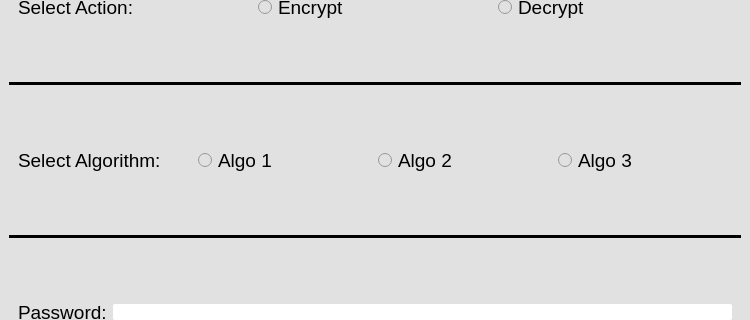
This is src/mainwindow.ui in terrytosh/HF-Image-Encryption as Qt 5 draws it before an edit; both pictures show x 0 to 750 and y 89 to 409 of the 750 by 806 pixel window. The edited form follows.
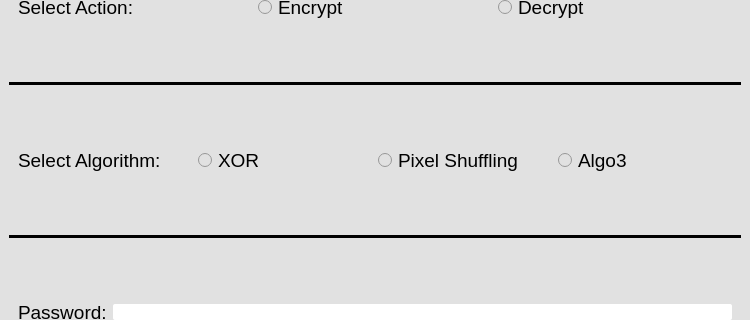
This is the edited form.

Commit message: XOR and Pixel Shuffling UI options added

What changed in the file:
```diff
--- a/src/mainwindow.ui
+++ b/src/mainwindow.ui
@@ -12,8 +12,8 @@
   </property>
   <property name="maximumSize">
    <size>
-    <width>900</width>
-    <height>900</height>
+    <width>16777215</width>
+    <height>16777215</height>
    </size>
   </property>
   <property name="windowTitle">
@@ -129,7 +129,7 @@
           </font>
          </property>
          <property name="text">
-          <string>Algo 1</string>
+          <string>XOR</string>
          </property>
         </widget>
        </item>
@@ -142,7 +142,7 @@
           </font>
          </property>
          <property name="text">
-          <string>Algo 2</string>
+          <string>Pixel Shuffling</string>
          </property>
         </widget>
        </item>
@@ -155,7 +155,7 @@
           </font>
          </property>
          <property name="text">
-          <string>Algo 3</string>
+          <string>Algo3</string>
          </property>
         </widget>
        </item>
```
The commit also changes 1 other file.
